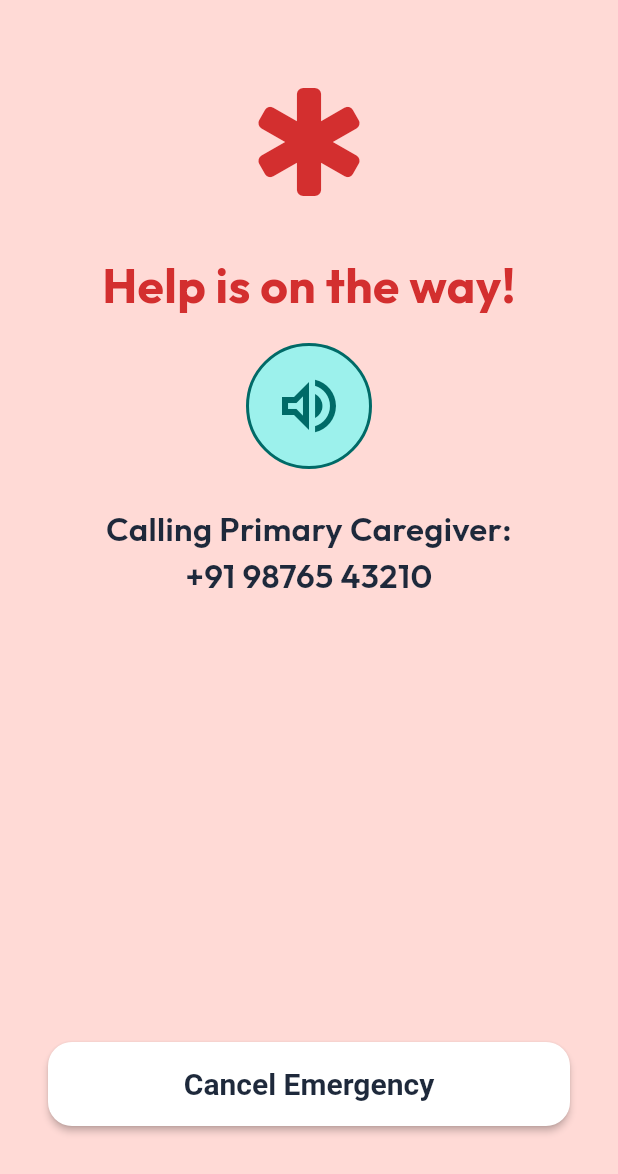
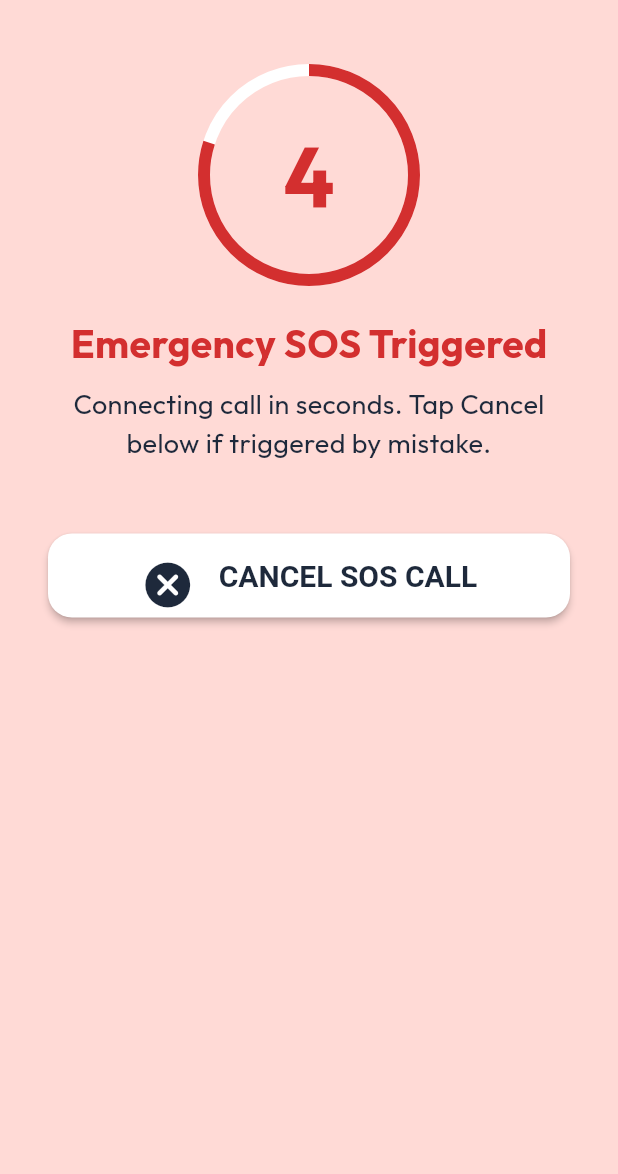
Before and after one commit to shairyavakati/Nenil-Dementia-Platform, a Flutter app: the EmergencyScreen screen opened by its route, on a phone screen of 412 x 824 dp, the part 62-1236 px from its top. Run offline on Flutter 3.47's test engine with Material 3 defaults, Android fonts, the phone set to English and light mode, and no system bars; our stand-ins replace flutter_riverpod, flutter_tts, go_router, google_fonts, hive_flutter, just_audio and 3 more; missing offline and left inert: record; accounts and stored records are empty.

Commit message:
feat(sprint-5): implement Safety Layer with 5-second countdown cancellation, GPS location fetching, direct caregiver calling, and contact config

```diff
--- a/lib/core/router/app_router.dart
+++ b/lib/core/router/app_router.dart
@@ -3,6 +3,7 @@ import 'package:go_router/go_router.dart';
 import '../../features/auth/screens/caregiver_auth_screen.dart';
 import '../../features/auth/screens/pin_setup_screen.dart';
 import '../../features/caregiver/screens/caregiver_dashboard_screen.dart';
+import '../../features/caregiver/screens/emergency_config_screen.dart';
 import '../../features/caregiver/screens/patient_linking_screen.dart';
 import '../../features/caregiver/screens/session_history_screen.dart';
 import '../../features/caregiver/screens/voice_recording_screen.dart';
@@ -104,6 +105,10 @@ final GoRouter appRouter = GoRouter(
       path: '/voice-recording',
       builder: (context, state) => const VoiceRecordingScreen(),
     ),
+    GoRoute(
+      path: '/emergency-config',
+      builder: (context, state) => const EmergencyConfigScreen(),
+    ),
 
     GoRoute(
       path: '/emergency',
--- a/lib/features/emergency/screens/emergency_screen.dart
+++ b/lib/features/emergency/screens/emergency_screen.dart
@@ -1,30 +1,58 @@
 import 'package:flutter/material.dart';
+import 'package:flutter_riverpod/flutter_riverpod.dart';
 import 'package:go_router/go_router.dart';
 import '../../../core/constants/app_colors.dart';
 import '../../../core/constants/app_dimensions.dart';
 import '../../../core/constants/app_strings.dart';
 import '../../../shared/widgets/audio_prompt_widget.dart';
 import '../../../shared/widgets/nenil_button.dart';
+import '../providers/emergency_provider.dart';
+import '../widgets/emergency_countdown_widget.dart';
 
-class EmergencyScreen extends StatelessWidget {
+class EmergencyScreen extends ConsumerStatefulWidget {
   const EmergencyScreen({super.key});
 
   @override
+  ConsumerState<EmergencyScreen> createState() => _EmergencyScreenState();
+}
+
+class _EmergencyScreenState extends ConsumerState<EmergencyScreen> {
+  @override
+  void initState() {
+    super.initState();
+    WidgetsBinding.instance.addPostFrameCallback((_) {
+      ref.read(emergencyProvider.notifier).startSosCountdown();
+    });
+  }
+
+  void _cancelSos() {
+    ref.read(emergencyProvider.notifier).cancelSos();
+    context.pop();
+  }
+
+  @override
   Widget build(BuildContext context) {
+    final state = ref.watch(emergencyProvider);
+
     return Scaffold(
       backgroundColor: AppColors.emergencyContainer,
       appBar: AppBar(
         backgroundColor: AppColors.emergencyContainer,
-        title: const Text(AppStrings.titleEmergency, style: TextStyle(color: AppColors.emergency)),
+        title: const Text(AppStrings.titleEmergency, style: TextStyle(color: AppColors.emergency, fontWeight: FontWeight.bold)),
         leading: IconButton(
           icon: const Icon(Icons.arrow_back_rounded, size: AppDimensions.iconMedium, color: AppColors.emergency),
-          onPressed: () => context.pop(),
+          onPressed: _cancelSos,
         ),
       ),
       body: SafeArea(
         child: Padding(
           padding: const EdgeInsets.all(AppDimensions.spaceXL),
-          child: Column(
+          child: state.status == SosStatus.countdown
+              ? EmergencyCountdownWidget(
+                  countdownSeconds: state.countdownSeconds,
+                  onCancel: _cancelSos,
+                )
+              : Column(
                   mainAxisAlignment: MainAxisAlignment.center,
                   children: [
                     const Icon(Icons.emergency_rounded, size: AppDimensions.iconHuge * 1.5, color: AppColors.emergency),
@@ -35,16 +63,39 @@ class EmergencyScreen extends StatelessWidget {
                       textAlign: TextAlign.center,
                     ),
                     const SizedBox(height: AppDimensions.spaceM),
-              const AudioPromptWidget(textToSpeak: 'Connecting emergency call to primary caregiver and sharing your current location.'),
+                    AudioPromptWidget(textToSpeak: 'Connecting emergency phone call to primary caregiver ${state.primaryContactPhone} and broadcasting your current GPS location.'),
                     const SizedBox(height: AppDimensions.spaceL),
-              const Text(
-                'Calling Primary Caregiver:\n+91 98765 43210',
-                style: TextStyle(fontSize: 22, fontWeight: FontWeight.w600),
+                    Card(
+                      child: Padding(
+                        padding: const EdgeInsets.all(AppDimensions.spaceM),
+                        child: Column(
+                          children: [
+                            Text(
+                              'Dialing Caregiver:\n${state.primaryContactPhone}',
+                              style: const TextStyle(fontSize: 22, fontWeight: FontWeight.bold),
                               textAlign: TextAlign.center,
+                            ),
+                            const Divider(height: 24),
+                            Row(
+                              mainAxisAlignment: MainAxisAlignment.center,
+                              children: [
+                                const Icon(Icons.location_on_rounded, color: AppColors.primary),
+                                const SizedBox(width: 8),
+                                Text(
+                                  state.locationCoordinates != null
+                                      ? 'GPS: ${state.locationCoordinates!['latitude']}° N, ${state.locationCoordinates!['longitude']}° E'
+                                      : 'Fetching GPS coordinates...',
+                                  style: const TextStyle(fontSize: 16, fontWeight: FontWeight.w600),
+                                ),
+                              ],
+                            ),
+                          ],
+                        ),
+                      ),
                     ),
                     const Spacer(),
                     NenilButton(
-                label: 'Cancel Emergency',
+                      label: 'Return to Safety',
                       backgroundColor: AppColors.surface,
                       foregroundColor: AppColors.onBackground,
                       onPressed: () => context.pop(),
--- /dev/null
+++ b/lib/features/emergency/widgets/emergency_countdown_widget.dart
@@ -0,0 +1,65 @@
+import 'package:flutter/material.dart';
+import '../../../core/constants/app_colors.dart';
+import '../../../core/constants/app_dimensions.dart';
+import '../../../shared/widgets/nenil_button.dart';
+
+class EmergencyCountdownWidget extends StatelessWidget {
+  final int countdownSeconds;
+  final VoidCallback onCancel;
+
+  const EmergencyCountdownWidget({
+    super.key,
+    required this.countdownSeconds,
+    required this.onCancel,
+  });
+
+  @override
+  Widget build(BuildContext context) {
+    return Column(
+      children: [
+        Stack(
+          alignment: Alignment.center,
+          children: [
+            SizedBox(
+              width: 140,
+              height: 140,
+              child: CircularProgressIndicator(
+                value: countdownSeconds / 5.0,
+                strokeWidth: 8,
+                backgroundColor: AppColors.surface,
+                color: AppColors.emergency,
+              ),
+            ),
+            Text(
+              '$countdownSeconds',
+              style: const TextStyle(
+                fontSize: 56,
+                fontWeight: FontWeight.bold,
+                color: AppColors.emergency,
+              ),
+            ),
+          ],
+        ),
+        const SizedBox(height: AppDimensions.spaceL),
+        const Text(
+          'Emergency SOS Triggered',
+          style: TextStyle(fontSize: 26, fontWeight: FontWeight.bold, color: AppColors.emergency),
+        ),
+        const SizedBox(height: AppDimensions.spaceS),
+        const Text(
+          'Connecting call in seconds. Tap Cancel below if triggered by mistake.',
+          style: TextStyle(fontSize: 18),
+          textAlign: TextAlign.center,
+        ),
+        const SizedBox(height: AppDimensions.spaceXXL),
+        NenilButton(
+          label: 'CANCEL SOS CALL',
+          backgroundColor: AppColors.surface,
+          foregroundColor: AppColors.onBackground,
+          icon: Icons.cancel_rounded,
+          onPressed: onCancel,
+        ),
+      ],
+    );
+  }
+}
```
Also changed, not shown: lib/features/caregiver/screens/caregiver_dashboard_screen.dart (+17 -0 lines), lib/features/caregiver/screens/emergency_config_screen.dart (added, +87 -0 lines), lib/features/emergency/providers/emergency_provider.dart (added, +90 -0 lines), lib/services/call_service.dart (+14 -3 lines), lib/services/location_service.dart (+15 -4 lines). Lines whose indentation alone changed are shown as unchanged.
